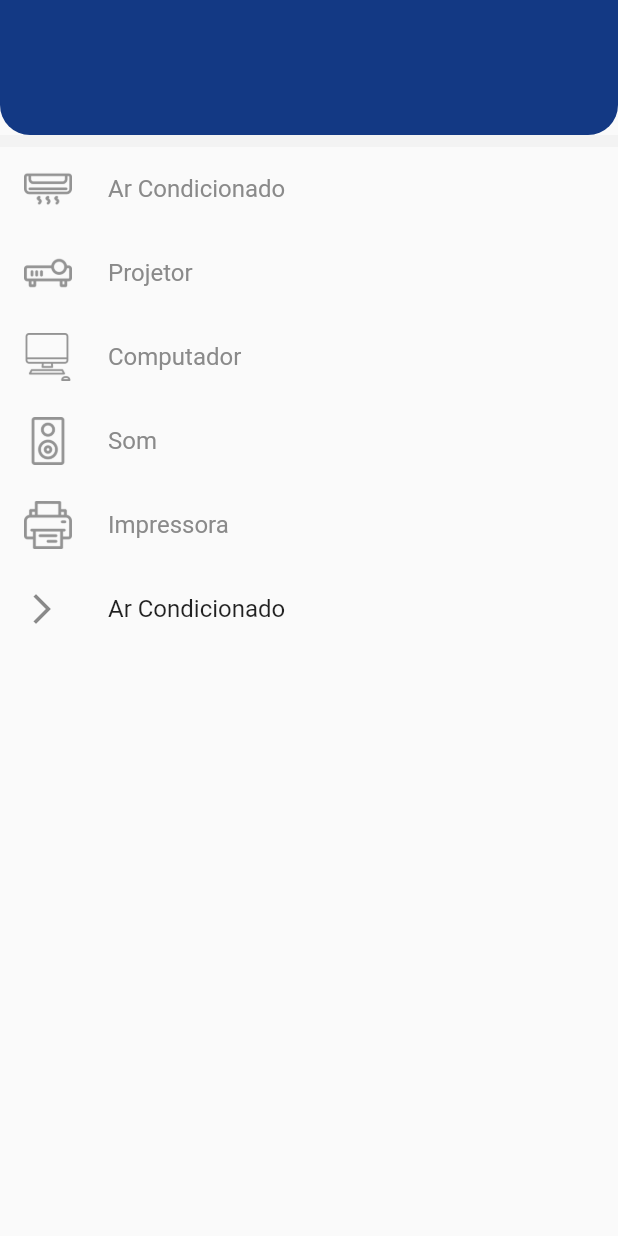
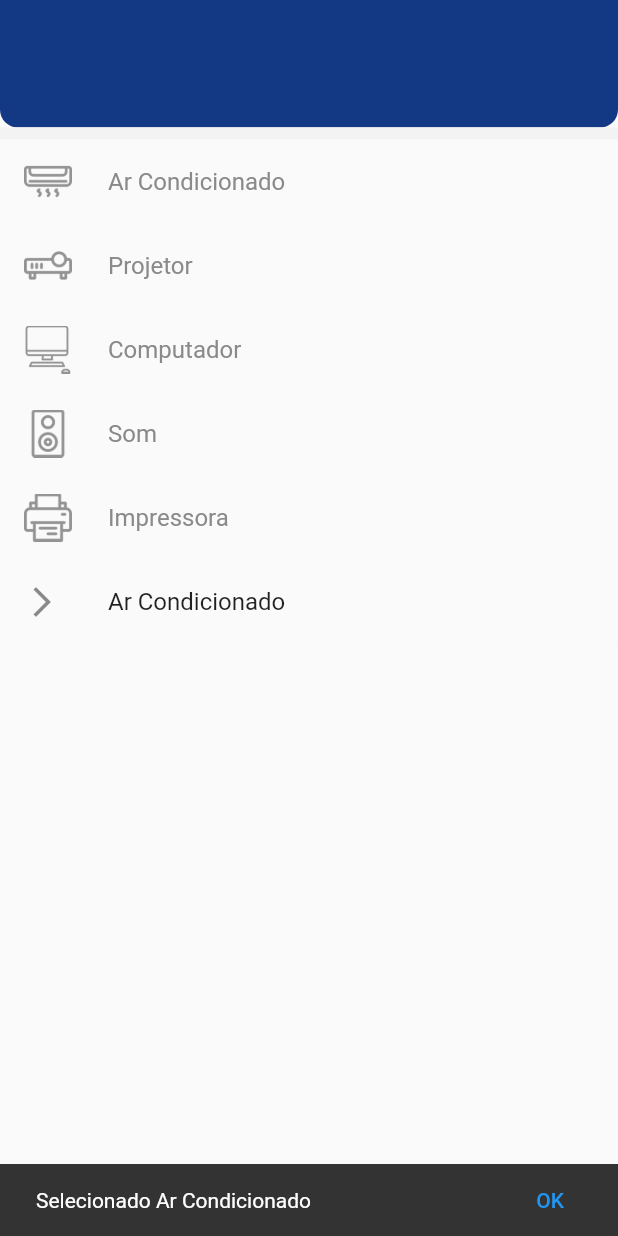
Before and after one commit to LuizCamargos/TestesFlutter, a Flutter app: the screen it shows after launch, after a tap on "Ar Condicionado", on a phone screen of 412 x 824 dp. Run offline on Flutter 3.47's test engine with Material 2 defaults, Android fonts, the phone set to English and light mode, and no system bars.

Commit message:
adicionado ação no snack bar

```diff
--- a/lib/main.dart
+++ b/lib/main.dart
@@ -7,7 +7,6 @@ class TelaHome extends StatelessWidget {
   Widget build(BuildContext context) {
     return MaterialApp(
       title: "Dia 24/10",
-      debugShowCheckedModeBanner: false,
       home: Scafold(),
     );
   }
@@ -22,6 +21,7 @@ class _ScafoldState extends State<Scafold> {
   final GlobalKey<ScaffoldState> _scafoldkey = new GlobalKey<ScaffoldState>();
   Color cor = Color(0xffF3F3F3);
   String selecionado = "";
+  int primeiro = 1, segundo = 1, soma = 0;
 
   void setcor(String x) {
     setState(() {
@@ -30,12 +30,24 @@ class _ScafoldState extends State<Scafold> {
     });
   }
 
+  void fibonacci() {
+    setState(() {
+      primeiro = segundo;
+      segundo = soma;
+      soma = primeiro + segundo;
+    });
+  }
+
   _showSnackBar() {
-    print("Show snackbar here");
+    print("Show snackbar $selecionado");
     //inicializacao do snack bar
     final snackBar = new SnackBar(
       content: new Text("Selecionado $selecionado"),
-      duration: const Duration(milliseconds: 300),
+      duration: const Duration(milliseconds: 5000),
+      action: SnackBarAction(
+        label: "OK",
+        onPressed: () => {},
+      ),
     );
     _scafoldkey.currentState.showSnackBar(snackBar);
   }
@@ -48,12 +60,13 @@ class _ScafoldState extends State<Scafold> {
         children: <Widget>[
           ClipRRect(
             borderRadius: BorderRadius.only(
-              bottomLeft: Radius.circular(20),
-              bottomRight: Radius.circular(20),
+              bottomLeft: Radius.circular(12),
+              bottomRight: Radius.circular(12),
             ),
             child: Container(
               color: Color(0xff133984),
-              height: 90,
+              height: 85,
+              width: MediaQuery.of(context).size.width,
             ),
           ),
           Container(
@@ -137,7 +150,6 @@ class _ScafoldState extends State<Scafold> {
                       Icons.arrow_forward_ios,
                     ),
                     title: Text(selecionado),
-                    onTap: () => {},
                   )
                 ],
               ),
@@ -148,33 +160,3 @@ class _ScafoldState extends State<Scafold> {
     );
   }
 }
-
-class BotaoTOP extends StatefulWidget {
-  @override
-  _BotaoTOPState createState() => _BotaoTOPState();
-}
-
-class _BotaoTOPState extends State<BotaoTOP> {
-  int primeiro = 1, segundo = 1, soma = 0;
-  @override
-  Widget build(BuildContext context) {
-    return ClipRRect(
-      borderRadius: BorderRadius.all(Radius.circular(40)),
-      child: new RaisedButton(
-        elevation: 0.1,
-        child: Text(
-          'olá $soma',
-        ),
-        onPressed: fibonacci,
-      ),
-    );
-  }
-
-  void fibonacci() {
-    setState(() {
-      primeiro = segundo;
-      segundo = soma;
-      soma = primeiro + segundo;
-    });
-  }
-}
```
